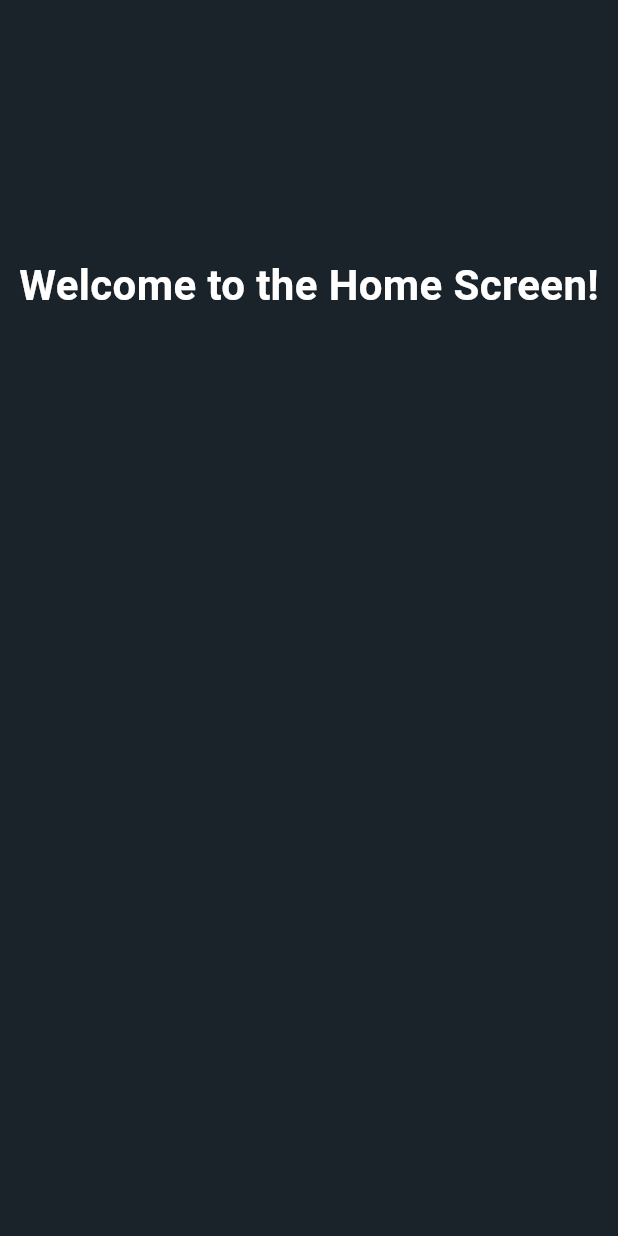
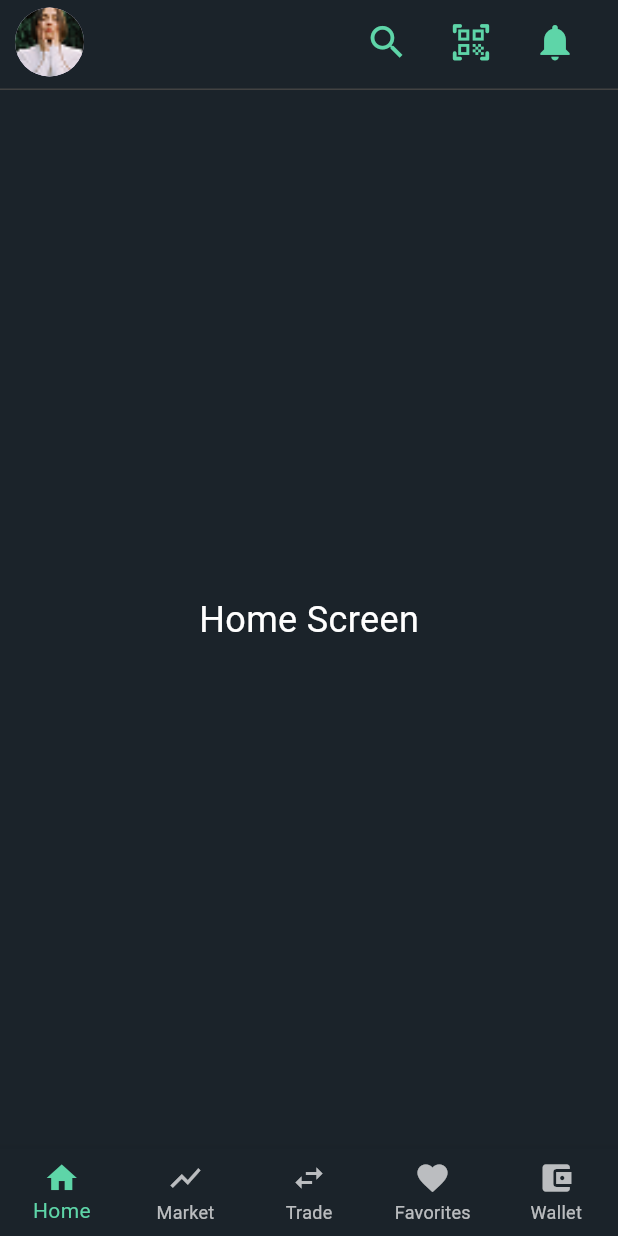
Before and after one commit to rajni2002491/ZeptoApp, a Flutter app: the HomeScreen screen opened directly, on a phone screen of 412 x 824 dp. Run offline on Flutter 3.47's test engine with Material 3 defaults, Android fonts, the phone set to English and light mode, and no system bars.

```diff
--- a/lib/home_screen.dart
+++ b/lib/home_screen.dart
@@ -1,30 +1,118 @@
 import 'package:flutter/material.dart';
+import 'package:flutter/services.dart';
+import 'package:flutter_application_1/tapbar/favorite_tab.dart';
+import 'package:flutter_application_1/tapbar/home_tab.dart';
+import 'package:flutter_application_1/tapbar/market_tab.dart';
+import 'package:flutter_application_1/tapbar/trade_tab.dart';
+import 'package:flutter_application_1/tapbar/wallet_tab.dart';
 
-class HomeScreen extends StatelessWidget {
+class HomeScreen extends StatefulWidget {
   const HomeScreen({super.key});
+
+  @override
+  _HomeScreenState createState() => _HomeScreenState();
+}
+
+class _HomeScreenState extends State<HomeScreen> {
+  int _selectedIndex = 0;
+
+  static const List<Widget> _screens = [
+    HomeTab(),
+    MarketTab(),
+    TradeTab(),
+    FavoritesTab(),
+    WalletTab(),
+  ];
+
+  void _onItemTapped(int index) {
+    setState(() {
+      _selectedIndex = index;
+    });
+  }
 
   @override
   Widget build(BuildContext context) {
     return Scaffold(
-      backgroundColor: const Color(0xFF1B232A), // Dark Background
-      body: Center(
-        child: Column(
-          mainAxisAlignment: MainAxisAlignment.start,
-          children: [
-            SizedBox(
-              height: 150,
+      backgroundColor: const Color(0xFF1B232A),
+      appBar: PreferredSize(
+        preferredSize: const Size.fromHeight(60),
+        child: AppBar(
+          backgroundColor: const Color(0xFF1B232A),
+          elevation: 0,
+          systemOverlayStyle: const SystemUiOverlayStyle(
+            statusBarColor: Color(0xFF1B232A),
+            statusBarIconBrightness: Brightness.light,
+          ),
+          leading: Padding(
+            padding: const EdgeInsets.only(left: 10),
+            child: CircleAvatar(
+              radius: 16,
+              backgroundImage: AssetImage('assets/images/profile.png'),
             ),
-            const SizedBox(height: 20),
-            const Text(
-              'Welcome to the Home Screen!',
-              style: TextStyle(
-                fontSize: 28,
-                fontWeight: FontWeight.bold,
-                color: Colors.white,
+          ),
+          actions: [
+            Padding(
+              padding: const EdgeInsets.only(right: 8),
+              child: Row(
+                children: [
+                  IconButton(
+                    icon: const Icon(Icons.search, color: Color(0xFF5ED5A8), size: 29),
+                    onPressed: () {},
+                  ),
+                  const SizedBox(width: 8),
+                  IconButton(
+                    icon: const Icon(Icons.qr_code_scanner_rounded, color: Color(0xFF5ED5A8), size: 29),
+                    onPressed: () {},
+                  ),
+                  const SizedBox(width: 8),
+                  IconButton(
+                    icon: const Icon(Icons.notifications, color: Color(0xFF5ED5A8), size: 29),
+                    onPressed: () {},
+                  ),
+                  const SizedBox(width: 10),
+                ],
               ),
             ),
           ],
+          bottom: PreferredSize(
+            preferredSize: const Size.fromHeight(1), // Thickness of line
+            child: Container(
+              color: Colors.grey[800], // Line color
+              height: 1, // Line thickness
+            ),
+          ),
         ),
+      ),
+      body: _screens[_selectedIndex],
+      bottomNavigationBar: BottomNavigationBar(
+        backgroundColor: const Color(0xFF1B232A), // Updated color
+        selectedItemColor: Color(0xFF5ED5A8), // Updated selected item color
+        unselectedItemColor: Colors.white70,
+        currentIndex: _selectedIndex,
+        onTap: _onItemTapped,
+        type: BottomNavigationBarType.fixed,
+        items: const [
+          BottomNavigationBarItem(
+            icon: Icon(Icons.home),
+            label: 'Home',
+          ),
+          BottomNavigationBarItem(
+            icon: Icon(Icons.show_chart),
+            label: 'Market',
+          ),
+          BottomNavigationBarItem(
+            icon: Icon(Icons.swap_horiz),
+            label: 'Trade',
+          ),
+          BottomNavigationBarItem(
+            icon: Icon(Icons.favorite),
+            label: 'Favorites',
+          ),
+          BottomNavigationBarItem(
+            icon: Icon(Icons.account_balance_wallet),
+            label: 'Wallet',
+          ),
+        ],
       ),
     );
   }
--- a/lib/signup_succes.dart
+++ b/lib/signup_succes.dart
@@ -1,6 +1,5 @@
 import 'package:flutter/material.dart';
 import 'package:flutter_application_1/home_screen.dart';
-import 'package:flutter_application_1/login_screen.dart';
 
 class SignupSuccess extends StatelessWidget {
   const SignupSuccess({super.key});
@@ -44,7 +43,7 @@ class SignupSuccess extends StatelessWidget {
               Navigator.push(
                 context,
                 MaterialPageRoute(
-                  builder: (context) => const HomeScreen(),
+                  builder: (context) => HomeScreen(),
                 ),
               );
             },
--- /dev/null
+++ b/lib/tapbar/home_tab.dart
@@ -0,0 +1,16 @@
+import 'package:flutter/material.dart';
+
+
+class HomeTab extends StatelessWidget {
+  const HomeTab({super.key});
+
+  @override
+  Widget build(BuildContext context) {
+    return const Center(
+      child: Text(
+        'Home Screen',
+        style: TextStyle(fontSize: 24, color: Colors.white),
+      ),
+    );
+  }
+}
--- a/pubspec.yaml
+++ b/pubspec.yaml
@@ -30,10 +30,13 @@ environment:
 dependencies:
   flutter:
     sdk: flutter
-
   # The following adds the Cupertino Icons font to your application.
   # Use with the CupertinoIcons class for iOS style icons.
   cupertino_icons: ^1.0.8
+  flutter_riverpod: ^2.6.1
+  dio: ^5.8.0+1
+  directus: ^0.11.0
+  flutter_launcher_icons: ^0.14.3
 
 dev_dependencies:
   flutter_test:
@@ -59,6 +62,7 @@ flutter:
 
   # To add assets to your application, add an assets section, like this:
   assets:
+    - assets/images/
     - assets/images/
     - assets/images/
 
```
Also changed, not shown: lib/tapbar/favorite_tab.dart (added, +15 -0 lines), lib/tapbar/market_tab.dart (added, +16 -0 lines), lib/tapbar/trade_tab.dart (added, +16 -0 lines), lib/tapbar/wallet_tab.dart (added, +15 -0 lines), assets/images/profile.png (added), pubspec.lock, 5 other files.
